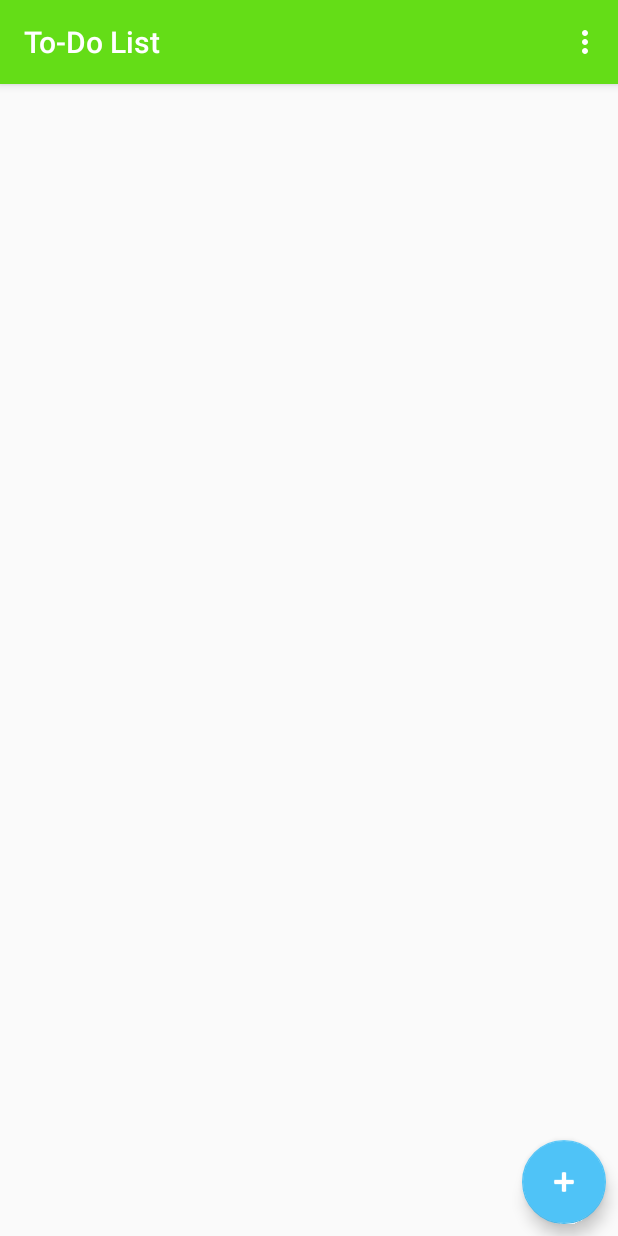
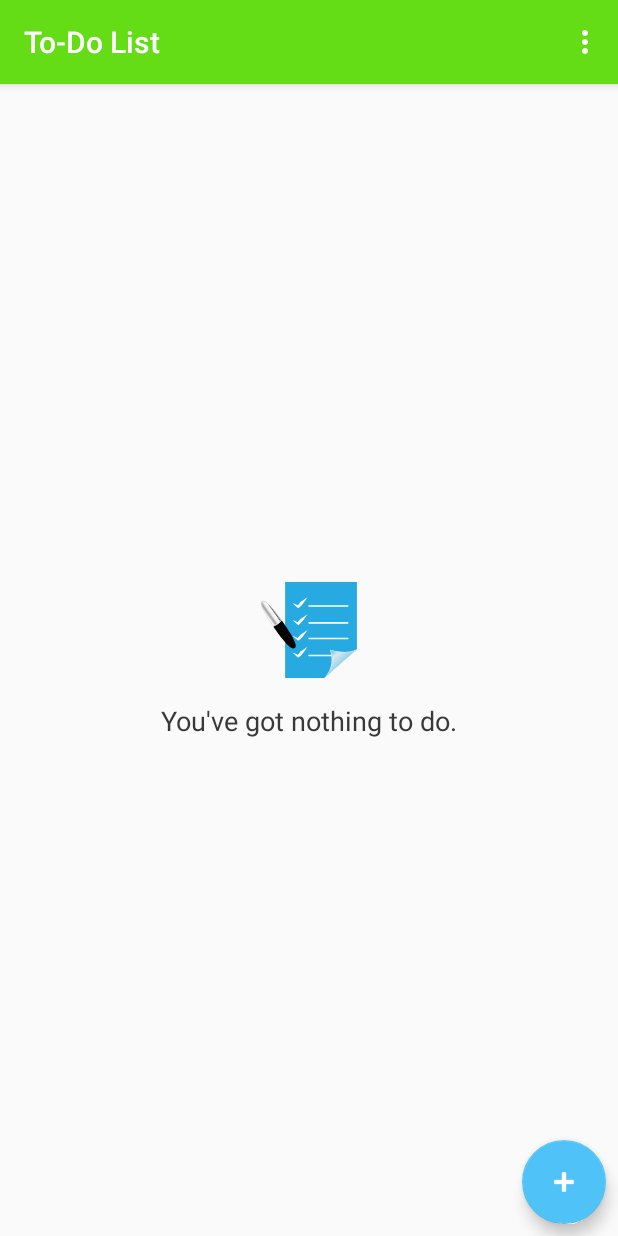
Before and after one commit to Umair-Syed/TODOList, an Android app: the screen it shows after launch (MainActivity), on a phone screen of 412 x 824 dp. Run offline under Robolectric (Android 15) with nearby library versions, the phone set to English and light mode, and no system bars; our stand-ins replace Room's generated code.

Commit message:
EmptyView added, progress bar added (incomplete)

```diff
--- a/app/build.gradle
+++ b/app/build.gradle
@@ -5,7 +5,7 @@ android {
     buildToolsVersion "29.0.2"
     defaultConfig {
         applicationId "com.example.android.exercisescourse"
-        minSdkVersion 17
+        minSdkVersion 21
         targetSdkVersion 28
         versionCode 1
         versionName "1.0"
--- a/app/src/main/java/com/example/android/todolist/MainActivity.java
+++ b/app/src/main/java/com/example/android/todolist/MainActivity.java
@@ -2,9 +2,12 @@ package com.example.android.todolist;
 
 import android.content.Intent;
 import android.os.Bundle;
+import android.util.Log;
 import android.view.Menu;
 import android.view.MenuItem;
 import android.view.View;
+import android.widget.ProgressBar;
+import android.widget.TextView;
 
 import com.example.android.todolist.database.AppDatabase;
 import com.example.android.todolist.database.TaskEntry;
@@ -15,6 +18,7 @@ import java.util.List;
 
 import androidx.annotation.NonNull;
 import androidx.appcompat.app.AppCompatActivity;
+import androidx.constraintlayout.widget.ConstraintLayout;
 import androidx.lifecycle.Observer;
 import androidx.lifecycle.ViewModelProvider;
 import androidx.recyclerview.widget.DividerItemDecoration;
@@ -32,7 +36,11 @@ public class MainActivity extends AppCompatActivity implements TaskAdapter.ItemC
 
     private RecyclerView mRecyclerView;
     private TaskAdapter mAdapter;
+    private ProgressBar mprogressBar;
+    private TextView mProgressValue;
+    private TextView mEmptyView;
 
+    private double mTotalProgressPercent;
     private AppDatabase mDb;
 
     @Override
@@ -40,9 +48,12 @@ public class MainActivity extends AppCompatActivity implements TaskAdapter.ItemC
         super.onCreate(savedInstanceState);
         setContentView(R.layout.activity_main);
 
+        mprogressBar = findViewById(R.id.progressBar);
         mRecyclerView = findViewById(R.id.recyclerViewTasks);
+        mProgressValue = findViewById(R.id.progressValue);
+        mEmptyView = findViewById(R.id.emptyView);
+
         mRecyclerView.setLayoutManager(new LinearLayoutManager(this));
-
 
         mAdapter = new TaskAdapter(this, this, this);
         mRecyclerView.setAdapter(mAdapter);
@@ -127,6 +138,7 @@ public class MainActivity extends AppCompatActivity implements TaskAdapter.ItemC
 
     @Override
     public void onCheckBoxCheckListener(final TaskEntry taskEntry, final boolean isChecked) {
+
         AppExecutors.getInstance().diskIO().execute(new Runnable() {
             @Override
             public void run() {
@@ -135,6 +147,7 @@ public class MainActivity extends AppCompatActivity implements TaskAdapter.ItemC
 
             }
         });
+
     }
 
     private void setupViewModel() {
@@ -142,10 +155,37 @@ public class MainActivity extends AppCompatActivity implements TaskAdapter.ItemC
         viewModel.getTasks().observe(this, new Observer<List<TaskEntry>>() {
             @Override
             public void onChanged(List<TaskEntry> taskEntries) { //runs on main thread
+
+
+                if(taskEntries.isEmpty()){
+                    mprogressBar.setVisibility(View.INVISIBLE);
+                    mProgressValue.setVisibility(View.INVISIBLE);
+                    mRecyclerView.setVisibility(View.INVISIBLE);
+                    mEmptyView.setVisibility(View.VISIBLE);
+                }else {
+                    mprogressBar.setVisibility(View.VISIBLE);
+                    mProgressValue.setVisibility(View.VISIBLE);
+                    mRecyclerView.setVisibility(View.VISIBLE);
+                    mEmptyView.setVisibility(View.GONE);
+                }
+
+                calculatePercent(taskEntries);
+                mprogressBar.setProgress((int)mTotalProgressPercent);
+                mProgressValue.setText((int)mTotalProgressPercent + " %");
+
+                Log.d("setupVM", " called TotalPercent = " + (int)mTotalProgressPercent );
                 mAdapter.setTasks(taskEntries);
             }
         });
     }
 
+    private void calculatePercent(List<TaskEntry> taskEntries) {
+        int countChecked = 0;
+        for(TaskEntry i: taskEntries){
+            if(i.isChecked()) countChecked++;
+        }
+        mTotalProgressPercent = (double)countChecked/taskEntries.size() *100;
+    }
+
 
 }
--- a/app/src/main/java/com/example/android/todolist/TaskAdapter.java
+++ b/app/src/main/java/com/example/android/todolist/TaskAdapter.java
@@ -5,11 +5,13 @@ package com.example.android.todolist;
 import android.content.Context;
 import android.graphics.Color;
 import android.graphics.drawable.GradientDrawable;
+import android.util.Log;
 import android.view.LayoutInflater;
 import android.view.View;
 import android.view.ViewGroup;
 import android.widget.CheckBox;
 import android.widget.CompoundButton;
+import android.widget.ProgressBar;
 import android.widget.TextView;
 
 import com.example.android.todolist.database.TaskEntry;
@@ -18,6 +20,7 @@ import java.text.SimpleDateFormat;
 import java.util.List;
 import java.util.Locale;
 
+import androidx.annotation.NonNull;
 import androidx.core.content.ContextCompat;
 import androidx.recyclerview.widget.RecyclerView;
 
@@ -34,7 +37,6 @@ public class TaskAdapter extends RecyclerView.Adapter<TaskAdapter.TaskViewHolder
     // Date formatter
     private SimpleDateFormat dateFormat = new SimpleDateFormat(DATE_FORMAT, Locale.getDefault());
 
-
     public TaskAdapter(Context context, ItemClickListener listener, CheckBoxCheckListener mCheckBoxCheckListener) {
         mContext = context;
         mItemClickListener = listener;
@@ -42,6 +44,7 @@ public class TaskAdapter extends RecyclerView.Adapter<TaskAdapter.TaskViewHolder
     }
 
 
+    @NonNull
     @Override
     public TaskViewHolder onCreateViewHolder(ViewGroup parent, int viewType) {
         // Inflate the task_layout to a view
@@ -72,9 +75,12 @@ public class TaskAdapter extends RecyclerView.Adapter<TaskAdapter.TaskViewHolder
         if(taskEntry.isChecked()){
             holder.taskDescriptionView.setBackgroundResource(R.drawable.strike_through);
             holder.taskDescriptionView.setTextColor(Color.GRAY);
+
         }else {
             holder.taskDescriptionView.setBackgroundResource(0);
             holder.taskDescriptionView.setTextColor(ContextCompat.getColor(mContext, R.color.list_item_text_color));
+
+
         }
 
 
@@ -167,6 +173,7 @@ public class TaskAdapter extends RecyclerView.Adapter<TaskAdapter.TaskViewHolder
 
         @Override
         public void onCheckedChanged(CompoundButton buttonView, boolean isChecked) {
+
             mCheckBoxCheckListener.onCheckBoxCheckListener(mTaskEntries.get(getAdapterPosition()), isChecked);
         }
     }
--- /dev/null
+++ b/app/src/main/res/drawable/ic_empty_img.xml
@@ -0,0 +1,143 @@
+<vector android:height="63.847992dp" android:viewportHeight="260.42"
+    android:viewportWidth="261.04" android:width="64dp"
+    xmlns:aapt="http://schemas.android.com/aapt" xmlns:android="http://schemas.android.com/apk/res/android">
+    <path android:pathData="M260.83,181.98l0,-181.98l-195.25,0l0,260.21l106.46,0l88.79,-78.23z">
+        <aapt:attr name="android:fillColor">
+            <gradient android:endX="218.33" android:endY="191.32"
+                android:startX="276.92" android:startY="256.39" android:type="linear">
+                <item android:color="#FFFFFFFF" android:offset="0"/>
+                <item android:color="#FFFDFEFE" android:offset="0.23"/>
+                <item android:color="#FFF6FAFB" android:offset="0.31"/>
+                <item android:color="#FFEBF3F6" android:offset="0.37"/>
+                <item android:color="#FFDAE8EE" android:offset="0.42"/>
+                <item android:color="#FFC4DBE4" android:offset="0.46"/>
+                <item android:color="#FFA8CBD8" android:offset="0.49"/>
+                <item android:color="#FF88B7CA" android:offset="0.53"/>
+                <item android:color="#FF62A0B9" android:offset="0.56"/>
+                <item android:color="#FF3987A6" android:offset="0.58"/>
+                <item android:color="#FF0B6C92" android:offset="0.61"/>
+                <item android:color="#FF0A6B91" android:offset="0.61"/>
+                <item android:color="#FF117BA6" android:offset="0.63"/>
+                <item android:color="#FF198DBC" android:offset="0.67"/>
+                <item android:color="#FF1F9ACD" android:offset="0.7"/>
+                <item android:color="#FF23A3D8" android:offset="0.75"/>
+                <item android:color="#FF25A9DF" android:offset="0.82"/>
+                <item android:color="#FF26AAE1" android:offset="1"/>
+            </gradient>
+        </aapt:attr>
+    </path>
+    <path android:fillColor="#fff" android:pathData="M85.34,57.11c2.38,0.77 11.6,4.86 17.58,7.43l-3.84,0.42c3.24,-4.46 5.28,-7.38 6.08,-8.32 2.15,-2.54 21.14,-15.11 21.85,-15.87s-13.32,19.15 -15.41,21.38c-0.75,0.81 -3.92,3.53 -8,7l-2.37,2 -1.79,-1.59Z"/>
+    <path android:fillColor="#fff" android:pathData="M85.34,102.98c2.38,0.77 11.6,4.86 17.58,7.42l-3.84,0.42c3.24,-4.46 5.28,-7.37 6.08,-8.32 2.15,-2.53 21.14,-15.1 21.85,-15.86s-13.32,19.15 -15.41,21.38c-0.75,0.8 -3.92,3.52 -8,7l-2.37,2 -1.79,-1.6Z"/>
+    <path android:fillColor="#fff" android:pathData="M85.34,145.59c2.38,0.77 11.6,4.86 17.58,7.43l-3.84,0.41c3.24,-4.45 5.28,-7.37 6.08,-8.31 2.15,-2.54 21.14,-15.11 21.85,-15.87s-13.32,19.15 -15.41,21.38c-0.75,0.81 -3.92,3.53 -8,7l-2.37,2 -1.79,-1.59Z"/>
+    <path android:fillColor="#fff" android:pathData="M85.34,191.46c2.38,0.76 11.6,4.86 17.58,7.42l-3.84,0.42c3.24,-4.45 5.28,-7.37 6.08,-8.32 2.15,-2.53 21.14,-15.1 21.85,-15.86S113.69,194.28 111.59,196.5c-0.75,0.81 -3.92,3.52 -8,7l-2.37,2 -1.8,-1.6Z"/>
+    <path android:pathData="M32.01,119c-22.84,-32.87 -38.22,-60.86 -29.56,-67s29.81,17.84 53,50.42c-1.39,2.27 -5.45,6 -10.71,9.73S34.59,118.45 32.01,119Z">
+        <aapt:attr name="android:fillColor">
+            <gradient android:centerX="-80.661575"
+                android:centerY="88.2108"
+                android:gradientRadius="449.1232" android:type="radial">
+                <item android:color="#FFFFFFFF" android:offset="0"/>
+                <item android:color="#FF040404" android:offset="1"/>
+            </gradient>
+        </aapt:attr>
+    </path>
+    <path android:pathData="M32.85,118.47c-22.19,-31.92 -37.26,-59 -29.29,-64.61s28.38,17.72 50.93,49.37c-1.25,2.14 -5,5.63 -9.82,9S35.27,118.01 32.85,118.47Z">
+        <aapt:attr name="android:fillColor">
+            <gradient android:endX="9.60482" android:endY="100.356"
+                android:startX="39.78902" android:startY="79.0062" android:type="linear">
+                <item android:color="#FFB8BABC" android:offset="0"/>
+                <item android:color="#FFB5B7B9" android:offset="0.03"/>
+                <item android:color="#FFACADB0" android:offset="0.06"/>
+                <item android:color="#FF9C9DA0" android:offset="0.08"/>
+                <item android:color="#FF86868A" android:offset="0.1"/>
+                <item android:color="#FF6A696D" android:offset="0.12"/>
+                <item android:color="#FF5D5C60" android:offset="0.12"/>
+                <item android:color="#FF747376" android:offset="0.13"/>
+                <item android:color="#FF9E9EA0" android:offset="0.15"/>
+                <item android:color="#FFC1C1C2" android:offset="0.16"/>
+                <item android:color="#FFDCDCDD" android:offset="0.18"/>
+                <item android:color="#FFF0F0F0" android:offset="0.19"/>
+                <item android:color="#FFFBFBFB" android:offset="0.21"/>
+                <item android:color="#FFFFFFFF" android:offset="0.22"/>
+                <item android:color="#FFF8F8F8" android:offset="0.26"/>
+                <item android:color="#FFF4F5F5" android:offset="0.32"/>
+                <item android:color="#FFDFE0E0" android:offset="0.41"/>
+                <item android:color="#FF9D9EA1" android:offset="0.54"/>
+                <item android:color="#FFFFFFFF" android:offset="0.72"/>
+                <item android:color="#FFFDFDFD" android:offset="0.78"/>
+                <item android:color="#FFF5F5F6" android:offset="0.81"/>
+                <item android:color="#FFE9E9EA" android:offset="0.83"/>
+                <item android:color="#FF797A7D" android:offset="0.93"/>
+                <item android:color="#FFBCBEC0" android:offset="1"/>
+            </gradient>
+        </aapt:attr>
+    </path>
+    <path android:pathData="M56.47,103.87l1.63,2.3c37.48,53.26 40.26,68.39 33.77,73s-19.22,-2.34 -57.28,-56.43c-0.54,-0.77 -1.08,-1.53 -1.61,-2.3 2.7,-0.41 7.7,-2.88 12.94,-6.57S55.18,106.28 56.47,103.87Z">
+        <aapt:attr name="android:fillColor">
+            <gradient android:centerX="1.2888206"
+                android:centerY="64.6312"
+                android:gradientRadius="35.495155" android:type="radial">
+                <item android:color="#FFFFFFFF" android:offset="0"/>
+                <item android:color="#FF020303" android:offset="1"/>
+            </gradient>
+        </aapt:attr>
+    </path>
+    <path android:pathData="M32.98,120.4c2.23,-0.2 6.12,-1.95 10.24,-4.7l-0.83,0.62C38.72,118.9 35.08,120.41 32.98,120.4Z"/>
+    <path android:pathData="M49.14,112.47c-0.26,-0.38 -0.53,-0.75 -0.79,-1.12 1.44,-1.46 4.37,-4.13 4.86,-5.19l1.62,2.3c37.49,53.27 41,67.89 35.41,71.82a4.62,4.62 0,0 1,-1.17 0.6C92.19,176.51 84.28,162.4 49.14,112.47Z"/>
+    <path android:pathData="M43.22,115.7c3.23,-2.42 5.54,-5 6.18,-6.86l0.84,1.18a44,44 0,0 1,-5.95 5Z"/>
+    <path android:pathData="M45.24,114.28l0,0 0,0Z"/>
+    <path android:pathData="M45.92,113.81a32.32,32.32 0,0 0,4.32 -3.79,18.6 18.6,0 0,1 -3.76,3.41C46.29,113.57 46.11,113.69 45.92,113.81Z"/>
+    <path android:pathData="M35.43,118.68a9.51,9.51 0,0 0,4.2 -1c0.22,0.33 0.45,0.65 0.68,1 33,46.88 45.21,59.52 50.24,60.4a3,3 0,0 1,-0.38 1c-5.32,1.65 -17.52,-8.52 -53.13,-59.13C36.49,120.21 35.96,119.44 35.43,118.68Z"/>
+    <path android:pathData="M45.78,113.9l0.14,-0.09 -0.66,0.48Z"/>
+    <path android:pathData="M44.32,114.93l-0.71,0.53a22.65,22.65 0,0 1,-4 2.25c-0.32,-0.44 -0.63,-0.89 -0.94,-1.33 1.62,0.36 4.16,-0.39 6.55,-2.07h0Z"/>
+    <path android:pathData="M44.77,112.2c5.26,-3.7 9.32,-7.46 10.71,-9.73l1,1.4c-1.29,2.4 -5.31,6.27 -10.55,10s-10.24,6.16 -12.94,6.57l-1,-1.4C34.59,118.45 39.52,115.89 44.77,112.2Z">
+        <aapt:attr name="android:fillColor">
+            <gradient android:endX="30.48942" android:endY="129.639"
+                android:startX="58.04142" android:startY="110.151" android:type="linear">
+                <item android:color="#FFB8BABC" android:offset="0"/>
+                <item android:color="#FFB6B7B9" android:offset="0.06"/>
+                <item android:color="#FFAEAFAF" android:offset="0.11"/>
+                <item android:color="#FFAAAAAA" android:offset="0.12"/>
+                <item android:color="#FFC1C1C1" android:offset="0.14"/>
+                <item android:color="#FFDCDCDC" android:offset="0.16"/>
+                <item android:color="#FFF0F0F0" android:offset="0.18"/>
+                <item android:color="#FFFBFBFB" android:offset="0.2"/>
+                <item android:color="#FFFFFFFF" android:offset="0.22"/>
+                <item android:color="#FFEEEEEE" android:offset="0.3"/>
+                <item android:color="#FFE3E3E3" android:offset="0.39"/>
+                <item android:color="#FFDFE0E0" android:offset="0.48"/>
+                <item android:color="#FF9D9EA1" android:offset="0.57"/>
+                <item android:color="#FFFFFFFF" android:offset="0.72"/>
+                <item android:color="#FFFDFDFD" android:offset="0.78"/>
+                <item android:color="#FFF5F5F6" android:offset="0.81"/>
+                <item android:color="#FFE9E9EA" android:offset="0.83"/>
+                <item android:color="#FF797A7D" android:offset="0.93"/>
+                <item android:color="#FFBCBEC0" android:offset="1"/>
+            </gradient>
+        </aapt:attr>
+    </path>
+    <path android:pathData="M18.68,60.38c-2.66,-2.1 -5.22,-3.95 -5.22,-3.95s3.68,-2.58 5.1,-3.59 10.39,3.06 15.27,7 14.86,18.53 19.87,27.82 3.85,9.8 2,11.09 -8.58,-4.29 -7,-6.05c2.22,-2.48 -7.88,-18.56 -13.69,-24.23s-11.09,-3.19 -11.09,-3.19A56.84,56.84 0,0 0,18.68 60.38Z"/>
+    <path android:pathData="M55.15,97.51l0.11,-0.11c0.87,-0.61 1.62,-1.14 -2.68,-9.11 -5.06,-9.39 -14.9,-23.7 -19.52,-27.39 -4.8,-3.83 -12.16,-6.92 -13.72,-6.8l-4.68,3.17c1,0.73 2.2,1.6 3.56,2.67a56.49,56.49 0,0 1,4.86 4.52c2,-0.55 8,-1.89 13,3 4.59,4.47 16.9,21.76 13.89,26a6.72,6.72 0,0 0,2.13 2.5,6 6,0 0,0 3,1.59Z"/>
+    <path android:fillColor="#fff" android:pathData="M130.66,67.09h105.4c2.73,0 2.73,-4.23 0,-4.23L130.66,62.86c-2.73,0 -2.73,4.23 0,4.23Z"/>
+    <path android:fillColor="#fff" android:pathData="M130.66,112.96h105.4c2.73,0 2.73,-4.23 0,-4.23L130.66,108.73c-2.73,0 -2.73,4.23 0,4.23Z"/>
+    <path android:fillColor="#fff" android:pathData="M130.66,155.57h105.4c2.73,0 2.73,-4.23 0,-4.23L130.66,151.34c-2.73,0 -2.73,4.23 0,4.23Z"/>
+    <path android:fillColor="#fff" android:pathData="M130.66,201.44h105.4c2.73,0 2.73,-4.23 0,-4.23L130.66,197.21c-2.73,0 -2.73,4.23 0,4.23Z"/>
+    <path android:fillColor="#f2f2f2" android:pathData="M260.72,181.93c0.06,-0.05 -88.94,78.63 -88.82,78.49 1,-1.22 31.51,-28.48 15.58,-76.49C239.67,198 259.68,182.77 260.72,181.93Z"/>
+    <path android:pathData="M261.04,181.61c0.06,0 -88.94,78.63 -88.82,78.49 1,-1.21 33,-26.76 17.11,-74.76C241.52,199.41 260,182.45 261.04,181.61Z">
+        <aapt:attr name="android:fillColor">
+            <gradient android:endX="186.28603" android:endY="189.03827"
+                android:startX="221.74876" android:startY="226.12823" android:type="linear">
+                <item android:color="#FFE4E0DE" android:offset="0"/>
+                <item android:color="#FFD6D2CF" android:offset="0"/>
+                <item android:color="#FFB0ADA8" android:offset="0"/>
+                <item android:color="#FFADAAA5" android:offset="0"/>
+                <item android:color="#FFA8B3B4" android:offset="0.04"/>
+                <item android:color="#FF9CCADB" android:offset="0.1"/>
+                <item android:color="#FF97D4EC" android:offset="0.13"/>
+                <item android:color="#FFD9E7EC" android:offset="0.63"/>
+                <item android:color="#FFCAE3EC" android:offset="0.69"/>
+                <item android:color="#FFA3D8EC" android:offset="0.79"/>
+                <item android:color="#FF80CEEC" android:offset="0.87"/>
+            </gradient>
+        </aapt:attr>
+    </path>
+</vector>
--- a/app/src/main/res/layout/activity_main.xml
+++ b/app/src/main/res/layout/activity_main.xml
@@ -5,14 +5,66 @@
     android:layout_width="match_parent"
     android:layout_height="match_parent">
 
-
-
-    <androidx.recyclerview.widget.RecyclerView
-        android:id="@+id/recyclerViewTasks"
+    <androidx.constraintlayout.widget.ConstraintLayout
+        android:id="@+id/constraintLayout"
         android:layout_width="match_parent"
         android:layout_height="match_parent"
-        android:clipToPadding="false"
-        android:paddingBottom="80dp" />
+        android:orientation="horizontal">
+
+        <ProgressBar
+            android:id="@+id/progressBar"
+            style="?android:attr/progressBarStyleHorizontal"
+            android:layout_width="match_parent"
+            android:layout_height="wrap_content"
+            android:layout_marginStart="16dp"
+            android:layout_marginTop="16dp"
+            android:layout_marginEnd="38dp"
+            android:layout_marginBottom="16dp"
+            app:layout_constraintEnd_toEndOf="parent"
+            app:layout_constraintStart_toStartOf="parent"
+            app:layout_constraintTop_toTopOf="parent" />
+
+        <TextView
+            android:id="@+id/progressValue"
+            android:layout_width="wrap_content"
+            android:layout_height="wrap_content"
+            android:layout_marginStart="8dp"
+            android:layout_marginEnd="8dp"
+            android:text="0%"
+            android:textColor="@color/colorAccent"
+            android:textStyle="bold"
+            app:layout_constraintBottom_toBottomOf="@+id/progressBar"
+            app:layout_constraintEnd_toEndOf="parent"
+            app:layout_constraintStart_toEndOf="@+id/progressBar"
+            app:layout_constraintTop_toTopOf="@+id/progressBar" />
+
+        <androidx.recyclerview.widget.RecyclerView
+            android:id="@+id/recyclerViewTasks"
+            android:layout_width="match_parent"
+            android:layout_height="wrap_content"
+            android:layout_marginTop="16dp"
+            android:clipToPadding="false"
+            android:paddingBottom="80dp"
+            app:layout_constraintEnd_toEndOf="parent"
+            app:layout_constraintStart_toStartOf="parent"
+            app:layout_constraintTop_toBottomOf="@+id/progressBar" />
+
+        <TextView
+            android:id="@+id/emptyView"
+            android:layout_width="wrap_content"
+            android:layout_height="wrap_content"
+            app:layout_constraintBottom_toBottomOf="parent"
+            app:layout_constraintEnd_toEndOf="parent"
+            app:layout_constraintStart_toStartOf="parent"
+            app:layout_constraintTop_toTopOf="parent"
+            android:text="@string/you_ve_got_nothing_to_do"
+            style="@style/ListItemTextStyle"
+            android:drawableTop="@drawable/ic_empty_img"
+            android:drawablePadding="16dp"
+            android:visibility="gone"
+            />
+
+    </androidx.constraintlayout.widget.ConstraintLayout>
 
 
     <com.google.android.material.floatingactionbutton.FloatingActionButton
--- a/app/src/main/res/values/strings.xml
+++ b/app/src/main/res/values/strings.xml
@@ -20,5 +20,6 @@
     <string name="update_button">Update</string>
     <string name="delete_all_tasks">Delete All Tasks</string>
     <string name="remove_ads">Remove Ads</string>
+    <string name="you_ve_got_nothing_to_do">You\'ve got nothing to do.</string>
 
 </resources>
```
